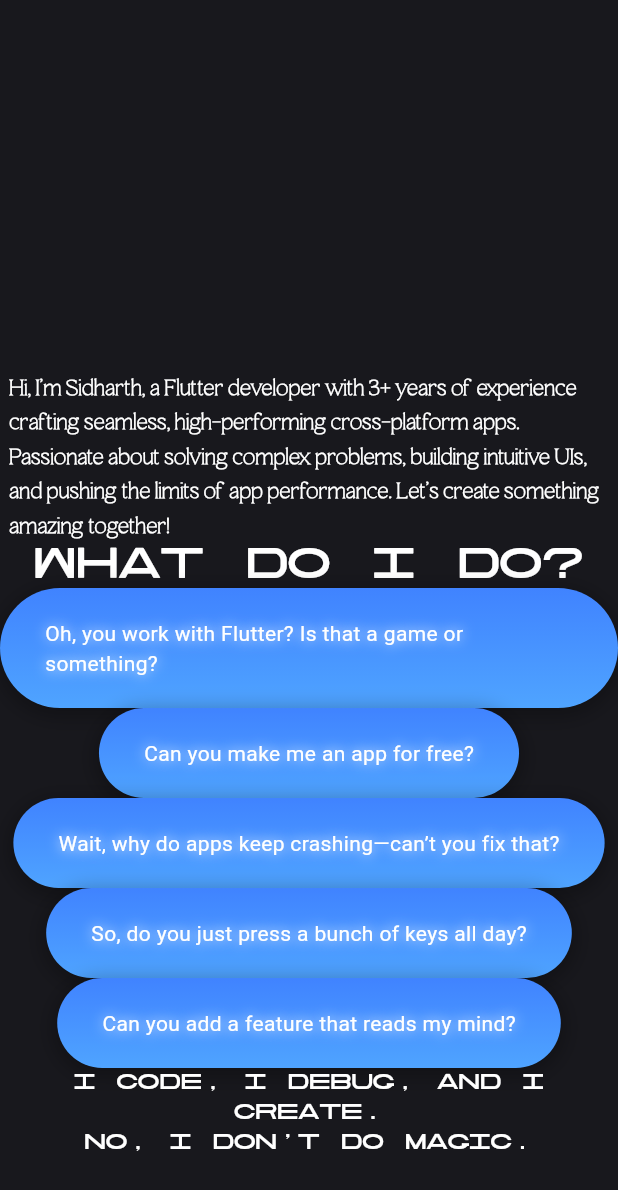
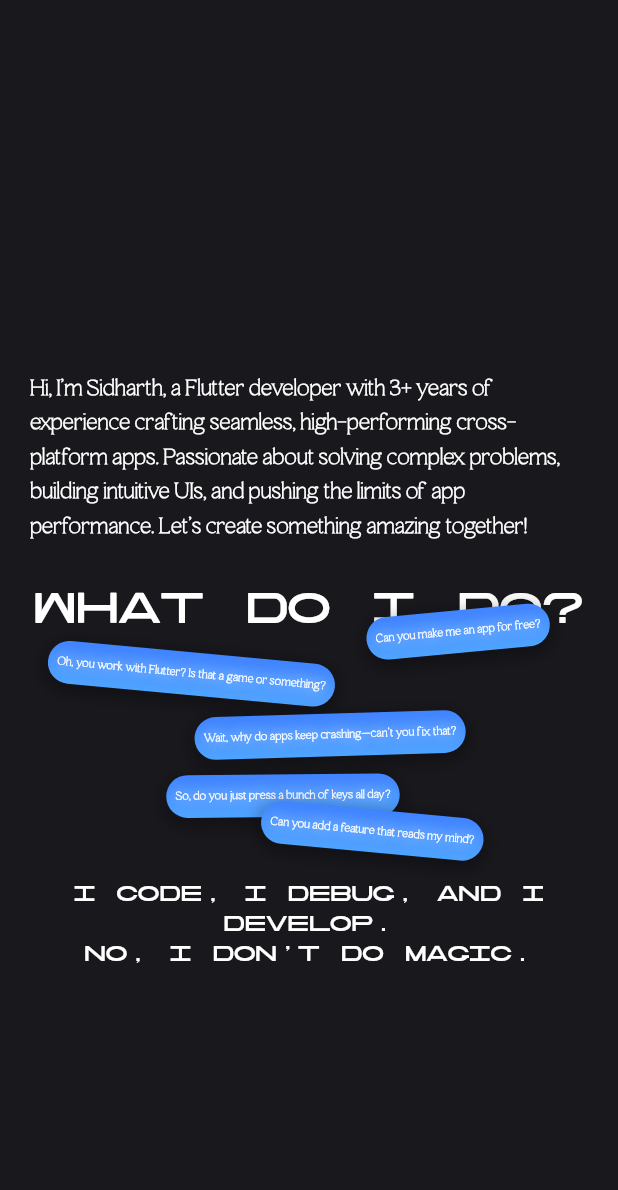
Before and after one commit to sidha6th/portfolio, a Flutter app: the screen it shows after launch, scrolled down 576 dp, on a phone screen of 412 x 824 dp. Shown: the top 1190 px of the screen. Run offline on Flutter 3.47's test engine with Material 3 defaults, Android fonts, the phone set to English and light mode, and no system bars; our stand-ins replace animate_do, stacked.

Commit message:
second section completed

```diff
--- a/lib/src/common/constants/data/personal.dart
+++ b/lib/src/common/constants/data/personal.dart
@@ -8,13 +8,7 @@
   static const introduction =
       'Hi, I’m Sidharth, a Flutter developer with 3+ years of experience crafting seamless, high-performing cross-platform apps. Passionate about solving complex problems, building intuitive UIs, and pushing the limits of app performance. Let’s create something amazing together!';
   static const whatDoIDo = 'What do I do?';
-  static const quote = 'I code, I debug, and I create. \nNo, I don’t do magic.';
-  static const nonTechiesQuestions = [
-    'Oh, you work with Flutter? Is that a game or something?',
-    'Can you make me an app for free?',
-    'Wait, why do apps keep crashing—can’t you fix that?',
-    'So, do you just press a bunch of keys all day?',
-    'Can you add a feature that reads my mind?',
-  ];
+  static const quote =
+      'I code, I debug, and I Develop. \nNo, I don’t do magic.';
   static final dob = DateTime(2000, 11, 19);
 }
--- a/lib/src/common/constants/durations.dart
+++ b/lib/src/common/constants/durations.dart
@@ -3,4 +3,5 @@
 
   static const ms300 = Duration(milliseconds: 300);
   static const ms200 = Duration(milliseconds: 200);
+  static const ms100 = Duration(milliseconds: 100);
 }
--- a/lib/src/common/widgets/freezed_child.dart
+++ b/lib/src/common/widgets/freezed_child.dart
@@ -22,38 +22,42 @@
 }
 
 class _FreezedChildState extends State<FreezedChild> {
+  late final delegate = widget.delegates[widget.index];
+  late final totalPastHeight =
+      widget.index == 0 ? 0 : _calcPastViewPortHeight();
+  late final origin = (widget.index == 0)
+      ? delegate.viewPortHeight - widget.screenSize.height
+      : totalPastHeight - delegate.viewPortHeight;
+
   double? _pastViewPortTotalHeight;
-  late final currentDelegate = widget.delegates[widget.index];
-  late FreezedMetrics metrics = FreezedMetrics.zero(
-    0,
-    currentDelegate.freezeViewPortHeight,
-  );
+  late FreezedMetrics metrics =
+      FreezedMetrics.zero(0, delegate.viewPortHeight, 0);
 
   @override
   void didUpdateWidget(covariant FreezedChild oldWidget) {
     final offset = widget.scrollMetrics?.pixels ?? 0;
-    metrics = currentDelegate.shouldFreeze.then(() => _metrics(offset)) ??
-        FreezedMetrics.zero(offset, currentDelegate.freezeViewPortHeight);
+
+    metrics = _metrics(offset);
     super.didUpdateWidget(oldWidget);
   }
 
   @override
   Widget build(BuildContext context) {
-    return currentDelegate.shouldFreeze.then(
+    return delegate.shouldFreeze.then(
       () {
         return Transform.translate(
           offset: Offset(0, metrics.freezedOffset),
-          child: currentDelegate.childBuilder(metrics),
+          child: delegate.childBuilder(metrics),
         );
       },
-      orElse: () => currentDelegate.childBuilder(metrics),
+      orElse: () => delegate.childBuilder(metrics),
     )!;
   }
 
   double _calcPastViewPortHeight() {
     return _pastViewPortTotalHeight ??= widget.delegates.transform<double>(
           (e, result) {
-            return e.freezeViewPortHeight + (result ?? 0);
+            return e.viewPortHeight + (result ?? 0);
           },
           end: widget.index + 1,
         ) ??
@@ -65,23 +69,21 @@
   ) {
     return (widget.index == 0).then(
       () {
-        final max =
-            currentDelegate.freezeViewPortHeight - widget.screenSize.height;
         return FreezedMetrics(
           scrollOffset: offset,
-          freezedOffset: offset.clamp(0.0, max),
-          height: currentDelegate.freezeViewPortHeight,
+          freezedOffset: offset.clamp(0.0, origin),
+          height: delegate.viewPortHeight,
+          origin: widget.scrollMetrics?.minScrollExtent ?? 0,
         );
       },
       orElse: () {
-        final totalPastHeight = _calcPastViewPortHeight();
-        final max = totalPastHeight - currentDelegate.freezeViewPortHeight;
         final clampedOffset =
-            offset.clamp(0, totalPastHeight - widget.screenSize.height);
+            offset.clamp(0.0, totalPastHeight - widget.screenSize.height);
         return FreezedMetrics(
           scrollOffset: offset,
-          height: currentDelegate.freezeViewPortHeight,
-          freezedOffset: (clampedOffset - max).clamp(0.0, double.infinity),
+          freezedOffset: (clampedOffset - origin).clamp(0.0, double.infinity),
+          height: delegate.viewPortHeight,
+          origin: origin,
         );
       },
     )!;
--- a/lib/src/common/widgets/scrollable/notifiable_list_view_builder.dart
+++ b/lib/src/common/widgets/scrollable/notifiable_list_view_builder.dart
@@ -34,7 +34,7 @@
                 itemCount: delegates.length,
                 itemBuilder: (context, index) {
                   return SizedBox(
-                    height: delegates[index].freezeViewPortHeight,
+                    height: delegates[index].viewPortHeight,
                     width: screenSize.width,
                     child: ViewModelBuilder.reactive(
                       viewModelBuilder: () => model,
@@ -61,13 +61,13 @@
 
 class FreezedWidgetDelegate {
   const FreezedWidgetDelegate({
-    required this.freezeViewPortHeight,
+    required this.viewPortHeight,
     required this.childBuilder,
     this.shouldFreeze = true,
   });
 
   final Widget Function(FreezedMetrics metrics) childBuilder;
-  final double freezeViewPortHeight;
+  final double viewPortHeight;
   final bool shouldFreeze;
 }
 
@@ -75,16 +75,26 @@
   const FreezedMetrics({
     required this.scrollOffset,
     required this.freezedOffset,
+    required this.origin,
     required this.height,
   });
 
-  const FreezedMetrics.zero(this.scrollOffset, this.height) : freezedOffset = 0;
+  const FreezedMetrics.zero(
+    this.scrollOffset,
+    this.height,
+    this.origin,
+  ) : freezedOffset = 0;
 
   final double scrollOffset;
   final double freezedOffset;
   final double height;
+  final double origin;
+
+  double get dyFromOrigin => (scrollOffset + height) - origin;
+  double get dy => scrollOffset - origin;
 
   @override
-  String toString() =>
-      '(scrollOffset: $scrollOffset, freezedOffset: $freezedOffset, height: $height)';
+  String toString() {
+    return '(scrollOffset: $scrollOffset, freezedOffset: $freezedOffset, height: $height, origin: $origin)';
+  }
 }
--- a/lib/src/modules/dashboard/presentation/dashboard.dart
+++ b/lib/src/modules/dashboard/presentation/dashboard.dart
@@ -18,17 +18,17 @@
       body: NotifiableLisViewBuilder(
         delegates: [
           FreezedWidgetDelegate(
-            freezeViewPortHeight: size.height,
+            viewPortHeight: size.height,
             shouldFreeze: false,
             childBuilder: FirstSection.new,
           ),
           FreezedWidgetDelegate(
-            freezeViewPortHeight: size.height,
+            viewPortHeight: size.height,
             shouldFreeze: false,
             childBuilder: SecondSection.new,
           ),
           FreezedWidgetDelegate(
-            freezeViewPortHeight: size.height * 2,
+            viewPortHeight: size.height * 2,
             childBuilder: (offset) {
               return ColoredSizedBox(
                 color: Colors.yellow,
@@ -42,7 +42,7 @@
             },
           ),
           FreezedWidgetDelegate(
-            freezeViewPortHeight: size.height * 2,
+            viewPortHeight: size.height * 2,
             childBuilder: (offset) {
               return ColoredSizedBox(
                 color: Colors.red,
--- a/lib/src/modules/sections/section_2/second_section.dart
+++ b/lib/src/modules/sections/section_2/second_section.dart
@@ -2,6 +2,7 @@
 import 'package:sidharth/gen/fonts.gen.dart';
 import 'package:sidharth/src/common/constants/colors.dart';
 import 'package:sidharth/src/common/constants/data/personal.dart';
+import 'package:sidharth/src/common/constants/durations.dart';
 import 'package:sidharth/src/common/extensions/build_context.dart';
 import 'package:sidharth/src/common/widgets/scrollable/notifiable_list_view_builder.dart';
 import 'package:sidharth/src/common/widgets/text/text_widget.dart';
@@ -15,10 +16,12 @@
   @override
   Widget build(BuildContext context) {
     final size = context.screenSize;
-    return Column(
+    return Padding(
+      padding: const EdgeInsets.symmetric(horizontal: 20),
+      child: Column(
         children: [
           SizedBox(
-          width: size.width.clamp(0, 400),
+            width: size.width.clamp(0, 500),
             child: TextWidget(
               Personal.introduction,
               style: const TextStyle(
@@ -27,6 +30,7 @@
                 fontWeight: FontWeight.w600,
                 fontFamily: FontFamily.elgocThin,
               ),
+              margin: const EdgeInsets.only(bottom: 30),
             ),
           ),
           TextWidget(
@@ -37,10 +41,48 @@
               fontSize: 20,
             ),
           ),
-        ...List.generate(
-          Personal.nonTechiesQuestions.length,
-          (index) =>
-              BlueGradientTextBoxWidget(Personal.nonTechiesQuestions[index]),
+          SizedBox(
+            height: size.width * 0.4,
+            child: Stack(
+              children: [
+                AnimatingQuestions(
+                  metrics: metrics,
+                  text:
+                      'Oh, you work with Flutter? Is that a game or something?',
+                  dx: -0.4,
+                  dy: -6,
+                  angleBuilder: _dy,
+                ),
+                AnimatingQuestions(
+                  metrics: metrics,
+                  text: 'Can you make me an app for free?',
+                  dx: 1.1,
+                  dy: -2,
+                  angleBuilder: (dy) => -_dy(dy),
+                ),
+                AnimatingQuestions(
+                  metrics: metrics,
+                  text: 'Wait, why do apps keep crashing—can’t you fix that?',
+                  dx: 0.1,
+                  dy: -12,
+                  angleBuilder: (dy) => -_dy(dy) + 0.01,
+                ),
+                AnimatingQuestions(
+                  metrics: metrics,
+                  text: 'So, do you just press a bunch of keys all day?',
+                  dx: 0,
+                  dy: -19,
+                  angleBuilder: (dy) => -_dy(dy) * 0.1,
+                ),
+                AnimatingQuestions(
+                  metrics: metrics,
+                  text: 'Can you add a feature that reads my mind?',
+                  dx: 0.5,
+                  dy: -22,
+                  angleBuilder: _dy,
+                ),
+              ],
+            ),
           ),
           TextWidget(
             Personal.quote,
@@ -54,6 +96,67 @@
             textAlign: TextAlign.center,
           ),
         ],
+      ),
     );
   }
+
+  double _dy(double dy) {
+    final turns = (dy / 100) * 0.6;
+    return turns;
   }
+}
+
+class AnimatingQuestions extends StatefulWidget {
+  const AnimatingQuestions({
+    required this.metrics,
+    required this.text,
+    required this.dx,
+    required this.dy,
+    required this.angleBuilder,
+    this.alignment = Alignment.center,
+    super.key,
+  });
+
+  final FreezedMetrics metrics;
+  final String text;
+  final double dx;
+  final double dy;
+  final double Function(double dy) angleBuilder;
+  final Alignment alignment;
+
+  @override
+  State<AnimatingQuestions> createState() => _AnimatingQuestionsState();
+}
+
+class _AnimatingQuestionsState extends State<AnimatingQuestions>
+    with AutomaticKeepAliveClientMixin {
+  @override
+  Widget build(BuildContext context) {
+    super.build(context);
+    final dy = _dy(
+      context.screenHeight * 0.3,
+      delay: context.screenHeight * 0.4,
+    );
+    return AnimatedRotation(
+      alignment: widget.alignment,
+      turns: widget.angleBuilder(dy),
+      duration: KDurations.ms100,
+      child: AnimatedSlide(
+        offset: Offset(
+          widget.dx,
+          -(widget.dy + dy) * 0.2,
+        ),
+        duration: KDurations.ms100,
+        child: BlueGradientTextBoxWidget(widget.text),
+      ),
+    );
+  }
+
+  double _dy(double max, {double delay = 0}) {
+    max = max + delay;
+    return (widget.metrics.dyFromOrigin - delay).clamp(0, max) / 100;
+  }
+
+  @override
+  bool get wantKeepAlive => true;
+}
--- a/lib/src/modules/sections/section_2/widgets/blue_gradient_text_box_widget.dart
+++ b/lib/src/modules/sections/section_2/widgets/blue_gradient_text_box_widget.dart
@@ -1,5 +1,7 @@
 import 'package:flutter/material.dart';
+import 'package:sidharth/gen/fonts.gen.dart';
 import 'package:sidharth/src/common/constants/colors.dart';
+import 'package:sidharth/src/common/extensions/build_context.dart';
 import 'package:sidharth/src/common/widgets/text/text_widget.dart';
 
 class BlueGradientTextBoxWidget extends StatelessWidget {
@@ -12,6 +14,7 @@
 
   @override
   Widget build(BuildContext context) {
+    final width = context.screenWidth;
     return DecoratedBox(
       decoration: BoxDecoration(
         gradient: const LinearGradient(
@@ -22,7 +25,7 @@
         boxShadow: [
           const BoxShadow(
             color: AppColors.black26,
-            blurRadius: 10.0,
+            blurRadius: 8.0,
             spreadRadius: 3.0,
             offset: Offset(0, 3),
           ),
@@ -30,13 +33,19 @@
         borderRadius: BorderRadius.circular(100),
       ),
       child: Padding(
-        padding: const EdgeInsets.symmetric(horizontal: 30, vertical: 20),
+        padding: EdgeInsets.symmetric(
+          horizontal: (width * 0.015).clamp(3, 10),
+          vertical: (width * 0.02).clamp(5, 15),
+        ),
         child: TextWidget(
           text,
-          style: const TextStyle(
+          style: TextStyle(
             color: AppColors.white,
+            fontFamily: FontFamily.elgocThin,
+            fontSize: (width * 0.02).clamp(0, 15),
+            fontWeight: FontWeight.bold,
             shadows: [
-              BoxShadow(
+              const BoxShadow(
                 blurRadius: 10.0,
                 spreadRadius: 2,
                 color: AppColors.white,
```
Lines whose indentation alone changed are shown as unchanged.
